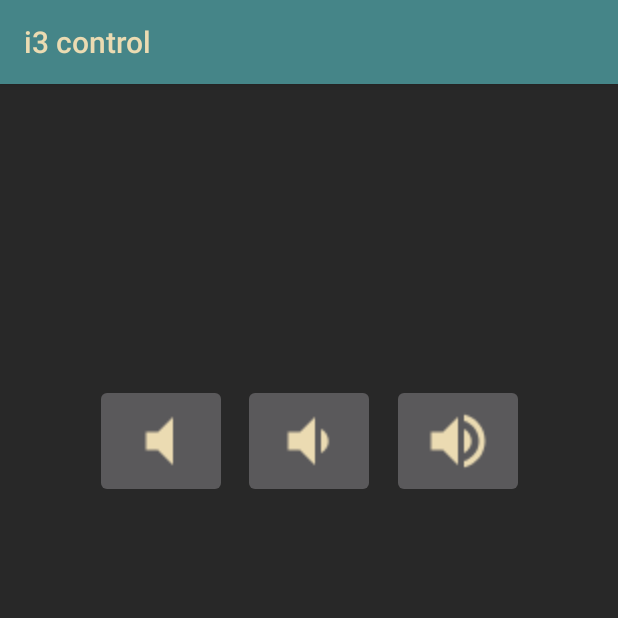
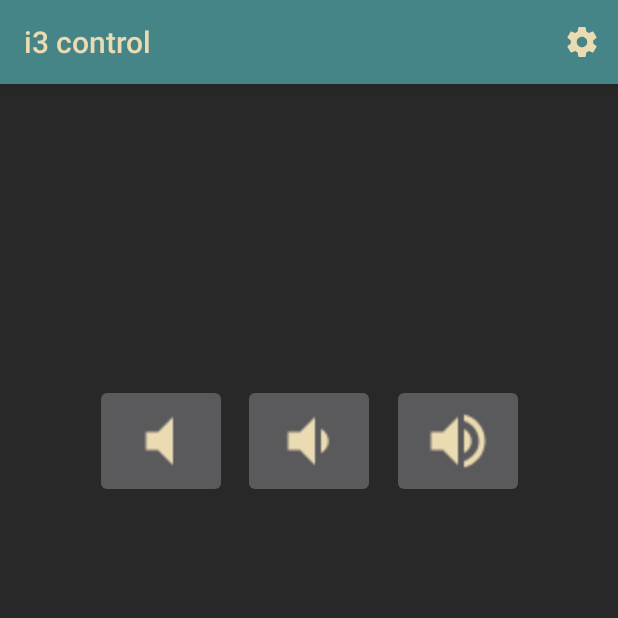
Before and after one commit to TheEdgeOfRage/i3control, an Android app: the screen it shows after launch (MainActivity), after a tap on "Mute", on a phone screen of 412 x 824 dp, the top half of it. Run offline under Robolectric (Android 15) with nearby library versions, the light colour scheme and no system bars; our stand-ins replace Volley.

Commit message:
Add hostname settings

```diff
--- a/app/build.gradle
+++ b/app/build.gradle
@@ -24,4 +24,5 @@ dependencies {
 	implementation 'com.android.support:appcompat-v7:27.1.0'
 	implementation 'com.android.support.constraint:constraint-layout:1.0.2'
 	implementation 'com.android.volley:volley:1.1.0'
+	implementation 'com.android.support:support-v4:27.1.1'
 }
--- a/app/src/main/AndroidManifest.xml
+++ b/app/src/main/AndroidManifest.xml
@@ -14,9 +14,14 @@
 		<activity android:name=".MainActivity">
 			<intent-filter>
 				<action android:name="android.intent.action.MAIN" />
+
 				<category android:name="android.intent.category.LAUNCHER" />
 			</intent-filter>
 		</activity>
+		<activity
+			android:name=".SettingsActivity"
+			android:label="@string/title_activity_settings"
+			android:theme="@style/DialogTheme"/>
 	</application>
 
 </manifest>
--- a/app/src/main/java/me/xor_hydrogen/i3control/ApiService.java
+++ b/app/src/main/java/me/xor_hydrogen/i3control/ApiService.java
@@ -1,7 +1,9 @@
 package me.xor_hydrogen.i3control;
 
 import android.content.Context;
+import android.content.SharedPreferences;
 import android.util.Log;
+import android.widget.Toast;
 
 import com.android.volley.Request;
 import com.android.volley.RequestQueue;
@@ -13,7 +15,16 @@ import com.android.volley.toolbox.Volley;
 class ApiService {
 	static void sendRequest(String endpoint, Context context) {
 		RequestQueue queue = Volley.newRequestQueue(context);
-		String url ="http://router/" + endpoint;
+
+		SharedPreferences settings = context.getSharedPreferences(
+				context.getApplicationContext().getPackageName() + "_preferences", 0);
+		String host = settings.getString("pref_host", "");
+		if (host.equals("")) {
+			Toast.makeText(context, "No host set", Toast.LENGTH_SHORT).show();
+			return;
+		}
+
+		String url ="http://" + host + "/" + endpoint;
 		Log.i(context.getClass().getName(), "Sending request to: " + url);
 
 		StringRequest stringRequest = new StringRequest(Request.Method.GET, url, new Response.Listener<String>() {
--- a/app/src/main/java/me/xor_hydrogen/i3control/MainActivity.java
+++ b/app/src/main/java/me/xor_hydrogen/i3control/MainActivity.java
@@ -1,12 +1,37 @@
 package me.xor_hydrogen.i3control;
 
 import android.content.Context;
+import android.content.Intent;
+import android.content.SharedPreferences;
 import android.support.v7.app.AppCompatActivity;
 import android.os.Bundle;
+import android.util.Log;
+import android.view.Menu;
+import android.view.MenuInflater;
+import android.view.MenuItem;
 import android.view.View;
 import android.widget.ImageButton;
+import android.widget.Toast;
 
 public class MainActivity extends AppCompatActivity {
+
+	@Override
+	public boolean onCreateOptionsMenu(Menu menu) {
+		MenuInflater inflater = getMenuInflater();
+		inflater.inflate(R.menu.actionbar_menu, menu);
+		return super.onCreateOptionsMenu(menu);
+
+	}
+
+	@Override
+	public boolean onOptionsItemSelected(MenuItem item) {
+		switch (item.getItemId()) {
+			case R.id.action_settings:
+				startActivity(new Intent(MainActivity.this, SettingsActivity.class));
+				break;
+		}
+		return true;
+	}
 
 	@Override
 	protected void onCreate(Bundle savedInstanceState) {
--- /dev/null
+++ b/app/src/main/res/drawable/ic_settings_fg_24dp.xml
@@ -0,0 +1,9 @@
+<vector xmlns:android="http://schemas.android.com/apk/res/android"
+        android:width="24dp"
+        android:height="24dp"
+        android:viewportWidth="24.0"
+        android:viewportHeight="24.0">
+    <path
+        android:fillColor="@color/colorForeground"
+        android:pathData="M19.43,12.98c0.04,-0.32 0.07,-0.64 0.07,-0.98s-0.03,-0.66 -0.07,-0.98l2.11,-1.65c0.19,-0.15 0.24,-0.42 0.12,-0.64l-2,-3.46c-0.12,-0.22 -0.39,-0.3 -0.61,-0.22l-2.49,1c-0.52,-0.4 -1.08,-0.73 -1.69,-0.98l-0.38,-2.65C14.46,2.18 14.25,2 14,2h-4c-0.25,0 -0.46,0.18 -0.49,0.42l-0.38,2.65c-0.61,0.25 -1.17,0.59 -1.69,0.98l-2.49,-1c-0.23,-0.09 -0.49,0 -0.61,0.22l-2,3.46c-0.13,0.22 -0.07,0.49 0.12,0.64l2.11,1.65c-0.04,0.32 -0.07,0.65 -0.07,0.98s0.03,0.66 0.07,0.98l-2.11,1.65c-0.19,0.15 -0.24,0.42 -0.12,0.64l2,3.46c0.12,0.22 0.39,0.3 0.61,0.22l2.49,-1c0.52,0.4 1.08,0.73 1.69,0.98l0.38,2.65c0.03,0.24 0.24,0.42 0.49,0.42h4c0.25,0 0.46,-0.18 0.49,-0.42l0.38,-2.65c0.61,-0.25 1.17,-0.59 1.69,-0.98l2.49,1c0.23,0.09 0.49,0 0.61,-0.22l2,-3.46c0.12,-0.22 0.07,-0.49 -0.12,-0.64l-2.11,-1.65zM12,15.5c-1.93,0 -3.5,-1.57 -3.5,-3.5s1.57,-3.5 3.5,-3.5 3.5,1.57 3.5,3.5 -1.57,3.5 -3.5,3.5z"/>
+</vector>
--- a/app/src/main/res/layout/activity_main.xml
+++ b/app/src/main/res/layout/activity_main.xml
@@ -113,4 +113,5 @@
 		app:layout_constraintTop_toBottomOf="@+id/volUpButton"
 		app:srcCompat="@drawable/ic_skip_next_black_24dp"
 		android:contentDescription="@string/next"/>
+
 </android.support.constraint.ConstraintLayout>
--- /dev/null
+++ b/app/src/main/res/menu/actionbar_menu.xml
@@ -0,0 +1,11 @@
+<?xml version="1.0" encoding="utf-8"?>
+<menu
+	xmlns:app="http://schemas.android.com/apk/res-auto"
+	xmlns:android="http://schemas.android.com/apk/res/android" >
+	<item
+		android:id="@+id/action_settings"
+		android:icon="@drawable/ic_settings_fg_24dp"
+		android:orderInCategory="100"
+		app:showAsAction="always"
+		android:title="@string/settings" />
+</menu>
--- a/app/src/main/res/values/styles.xml
+++ b/app/src/main/res/values/styles.xml
@@ -10,5 +10,13 @@
 		<item name="android:colorBackground">@color/colorBackground</item>
 	</style>
 
+	<style name="DialogTheme" parent="@android:style/Theme.Material.Dialog">
+		<item name="colorPrimary">@color/colorPrimary</item>
+		<item name="colorPrimaryDark">@color/colorPrimaryDark</item>
+		<item name="colorAccent">@color/colorAccent</item>
+		<item name="android:textColor">@color/colorForeground</item>
+		<item name="android:colorForeground">@color/colorForeground</item>
+		<item name="android:colorBackground">@color/colorBackground</item>
+	</style>
 
 </resources>
```
Also changed, not shown: app/src/main/java/me/xor_hydrogen/i3control/SettingsActivity.java (added, +25 -0 lines), app/src/main/res/values/strings.xml (+75 -0 lines), app/src/main/res/xml/preferences.xml (added, +7 -0 lines). Lines whose indentation alone changed are shown as unchanged.
